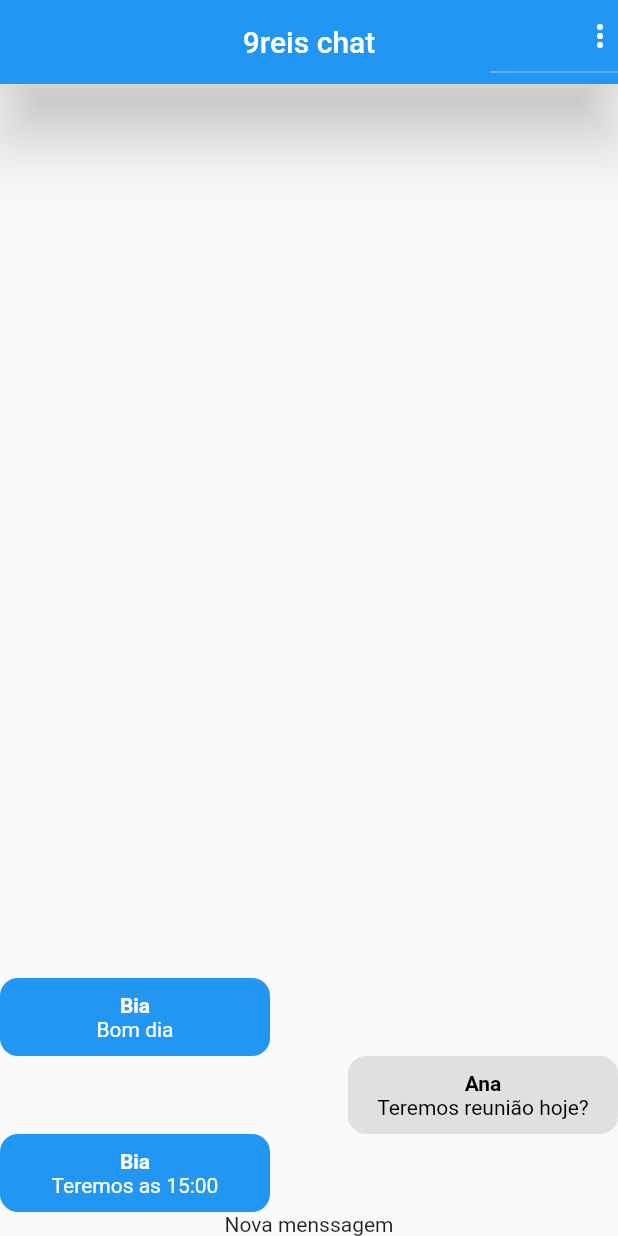
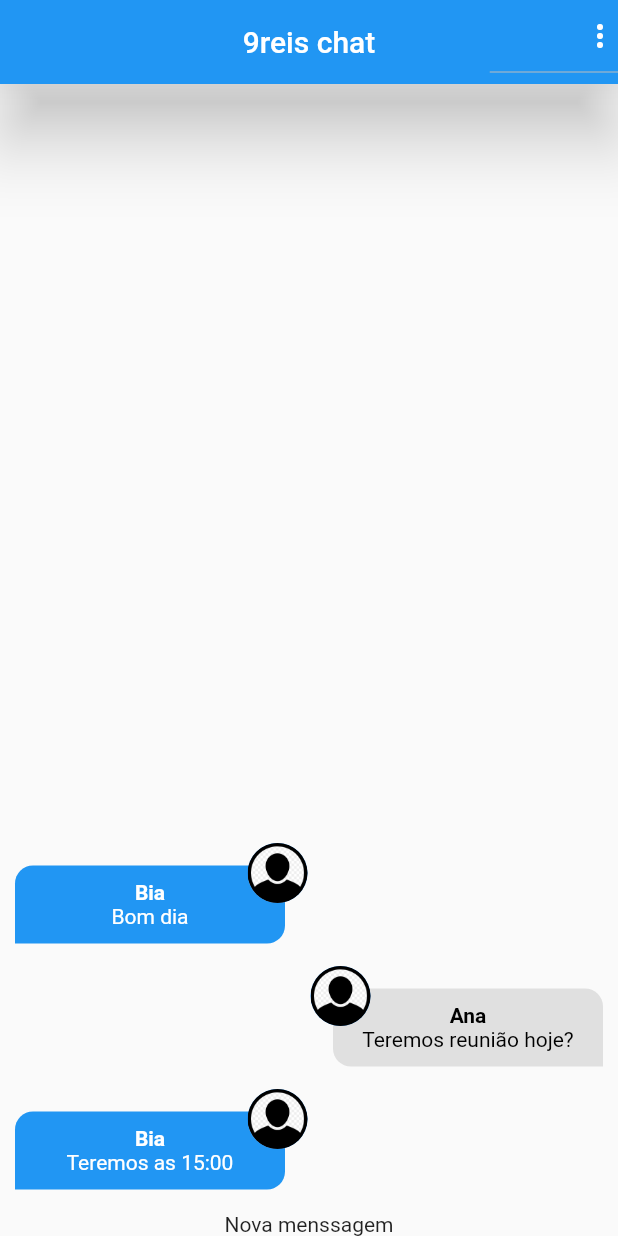
Before and after one commit to 9reis/chat_ll__flutter, a Flutter app: the screen it shows after launch, on a phone screen of 412 x 824 dp. Run offline on Flutter 3.47's test engine with Material 2 defaults, Android fonts, the phone set to English and light mode, and no system bars; our stand-ins replace image_picker; accounts and stored records are empty.

Commit message:
Componente Message bubble #3 - Imagem do user na msg

```diff
--- a/lib/components/message_bubble.dart
+++ b/lib/components/message_bubble.dart
@@ -1,9 +1,7 @@
-// ignore_for_file: implementation_imports
+import 'dart:io';
 
 import 'package:chat_ll__flutter/core/models/chat_message.dart';
 import 'package:flutter/material.dart';
-import 'package:flutter/src/widgets/framework.dart';
-import 'package:flutter/src/widgets/placeholder.dart';
 
 class MessageBubble extends StatelessWidget {
   MessageBubble(
@@ -14,18 +12,57 @@
   //Se pertence ao user corrente
   final bool belongsToCurrentUser;
 
+  static const _defaultImage = 'assets/images/avatar.png';
+
+  Widget _showUserImage(String imageURL) {
+    ImageProvider? provider;
+    final uri = Uri.parse(imageURL);
+
+    // Se a img vier do assets
+    if (uri.path.contains(_defaultImage)) {
+      provider = AssetImage(_defaultImage);
+    }
+    //protocolo
+    // Se a img vier da internet
+    else if (uri.scheme.contains('http')) {
+      provider = NetworkImage(uri.toString());
+    } else {
+      // Se a img vier do celular
+      provider = FileImage(File(uri.toString()));
+    }
+
+    return CircleAvatar(
+      backgroundImage: provider,
+    );
+  }
+
   @override
   Widget build(BuildContext context) {
-    return Row(
+    return Stack(
+      children: [
+        Row(
           mainAxisAlignment: belongsToCurrentUser
               ? MainAxisAlignment.end
               : MainAxisAlignment.start,
           children: [
             Container(
+              margin: const EdgeInsets.symmetric(
+                vertical: 15,
+                horizontal: 10,
+              ),
               width: 180,
               padding: const EdgeInsets.symmetric(vertical: 10, horizontal: 16),
               decoration: BoxDecoration(
-              borderRadius: BorderRadius.all(Radius.circular(12)),
+                  borderRadius: BorderRadius.only(
+                    topLeft: Radius.circular(12),
+                    topRight: Radius.circular(12),
+                    bottomLeft: belongsToCurrentUser
+                        ? Radius.circular(12)
+                        : Radius.circular(0),
+                    bottomRight: belongsToCurrentUser
+                        ? Radius.circular(0)
+                        : Radius.circular(12),
+                  ),
                   color: belongsToCurrentUser
                       ? Colors.grey.shade300
                       : Theme.of(context).accentColor),
@@ -35,17 +72,27 @@
                     message.userName,
                     style: TextStyle(
                         fontWeight: FontWeight.bold,
-                    color: belongsToCurrentUser ? Colors.black : Colors.white),
+                        color:
+                            belongsToCurrentUser ? Colors.black : Colors.white),
                   ),
                   Text(
                     message.text,
                     style: TextStyle(
-                    color: belongsToCurrentUser ? Colors.black : Colors.white),
+                        color:
+                            belongsToCurrentUser ? Colors.black : Colors.white),
                   ),
                 ],
               ),
             ),
           ],
+        ),
+        Positioned(
+          top: 0,
+          left: belongsToCurrentUser ? null : 165,
+          right: belongsToCurrentUser ? 165 : null,
+          child: _showUserImage(message.userImageUrl),
+        )
+      ],
     );
   }
 }
--- a/lib/core/services/chat/chat_mock_service.dart
+++ b/lib/core/services/chat/chat_mock_service.dart
@@ -13,7 +13,7 @@
       createdAt: DateTime.now(),
       userId: '123',
       userName: 'Bia',
-      userImageUrl: 'assets\images\avatar.png',
+      userImageUrl: 'assets/images/avatar.png',
     ),
     ChatMessage(
       id: '2',
@@ -21,7 +21,7 @@
       createdAt: DateTime.now(),
       userId: '456',
       userName: 'Ana',
-      userImageUrl: 'assets\images\avatar.png',
+      userImageUrl: 'assets/images/avatar.png',
     ),
     ChatMessage(
       id: '3',
@@ -29,7 +29,7 @@
       createdAt: DateTime.now(),
       userId: '789',
       userName: 'Bia',
-      userImageUrl: 'assets\images\avatar.png',
+      userImageUrl: 'assets/images/avatar.png',
     ),
   ];
 
--- a/pubspec.yaml
+++ b/pubspec.yaml
@@ -61,7 +61,7 @@
 
   # To add assets to your application, add an assets section, like this:
   assets:
-    - assets\images\avatar.png
+    - assets/images/avatar.png
   #   - images/a_dot_ham.jpeg
 
   # An image asset can refer to one or more resolution-specific "variants", see
```
Lines whose indentation alone changed are shown as unchanged.
